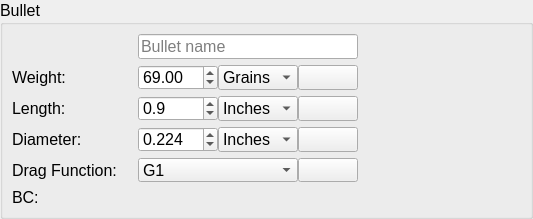
o-murphy/archer_ballistics_constructor, file ui_templates/catalog_bullet.ui: the form before one commit.
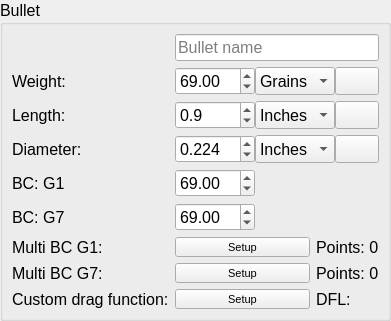
The form after the commit. Icons and pictures are not drawn.

Patch:
```diff
--- a/ui_templates/catalog_bullet.ui
+++ b/ui_templates/catalog_bullet.ui
@@ -6,20 +6,14 @@
    <rect>
     <x>0</x>
     <y>0</y>
-    <width>533</width>
-    <height>219</height>
+    <width>391</width>
+    <height>316</height>
    </rect>
   </property>
-  <property name="minimumSize">
-   <size>
-    <width>533</width>
-    <height>219</height>
-   </size>
-  </property>
   <property name="maximumSize">
    <size>
-    <width>533</width>
-    <height>219</height>
+    <width>16777215</width>
+    <height>316</height>
    </size>
   </property>
   <property name="windowTitle">
@@ -67,158 +61,415 @@
       <string>Bullet</string>
      </property>
      <layout class="QGridLayout" name="gridLayout_4">
-      <item row="3" column="1">
-       <widget class="QWidget" name="horizontalWidget_19" native="true">
+      <item row="4" column="0">
+       <widget class="QLabel" name="label_77">
+        <property name="sizePolicy">
+         <sizepolicy hsizetype="Preferred" vsizetype="Expanding">
+          <horstretch>0</horstretch>
+          <verstretch>0</verstretch>
+         </sizepolicy>
+        </property>
+        <property name="font">
+         <font>
+          <pointsize>12</pointsize>
+         </font>
+        </property>
+        <property name="text">
+         <string>BC: G1</string>
+        </property>
+       </widget>
+      </item>
+      <item row="6" column="0">
+       <widget class="QLabel" name="label_78">
+        <property name="sizePolicy">
+         <sizepolicy hsizetype="Preferred" vsizetype="Expanding">
+          <horstretch>0</horstretch>
+          <verstretch>0</verstretch>
+         </sizepolicy>
+        </property>
+        <property name="font">
+         <font>
+          <pointsize>12</pointsize>
+         </font>
+        </property>
+        <property name="text">
+         <string>BC: G7</string>
+        </property>
+       </widget>
+      </item>
+      <item row="7" column="1">
+       <widget class="QToolButton" name="dragEditor_3">
+        <property name="sizePolicy">
+         <sizepolicy hsizetype="Expanding" vsizetype="Expanding">
+          <horstretch>0</horstretch>
+          <verstretch>0</verstretch>
+         </sizepolicy>
+        </property>
         <property name="minimumSize">
          <size>
-          <width>220</width>
+          <width>0</width>
           <height>0</height>
          </size>
         </property>
+        <property name="font">
+         <font>
+          <pointsize>8</pointsize>
+         </font>
+        </property>
+        <property name="toolTip">
+         <string>&lt;font color=black&gt;Edit drag function&lt;/font&gt;</string>
+        </property>
+        <property name="text">
+         <string>Setup</string>
+        </property>
+        <property name="icon">
+         <iconset resource="../.rsrc/res.qrc">
+          <normaloff>:/icons/res/drawable-hdpi-v4/settingsbtn_menu21a.png</normaloff>
+          <disabledoff>:/icons/res/drawable-hdpi-v4/settingsbtn_menu21b.png</disabledoff>:/icons/res/drawable-hdpi-v4/settingsbtn_menu21a.png</iconset>
+        </property>
+       </widget>
+      </item>
+      <item row="1" column="0">
+       <widget class="QLabel" name="label_74">
+        <property name="sizePolicy">
+         <sizepolicy hsizetype="Preferred" vsizetype="Expanding">
+          <horstretch>0</horstretch>
+          <verstretch>0</verstretch>
+         </sizepolicy>
+        </property>
+        <property name="font">
+         <font>
+          <pointsize>12</pointsize>
+         </font>
+        </property>
+        <property name="text">
+         <string>Weight:</string>
+        </property>
+       </widget>
+      </item>
+      <item row="2" column="0">
+       <widget class="QLabel" name="label_75">
+        <property name="sizePolicy">
+         <sizepolicy hsizetype="Preferred" vsizetype="Expanding">
+          <horstretch>0</horstretch>
+          <verstretch>0</verstretch>
+         </sizepolicy>
+        </property>
+        <property name="font">
+         <font>
+          <pointsize>12</pointsize>
+         </font>
+        </property>
+        <property name="text">
+         <string>Length:</string>
+        </property>
+       </widget>
+      </item>
+      <item row="3" column="0">
+       <widget class="QLabel" name="label_76">
+        <property name="sizePolicy">
+         <sizepolicy hsizetype="Preferred" vsizetype="Expanding">
+          <horstretch>0</horstretch>
+          <verstretch>0</verstretch>
+         </sizepolicy>
+        </property>
+        <property name="font">
+         <font>
+          <pointsize>12</pointsize>
+         </font>
+        </property>
+        <property name="text">
+         <string>Diameter:</string>
+        </property>
+       </widget>
+      </item>
+      <item row="8" column="0">
+       <widget class="QLabel" name="label_82">
+        <property name="sizePolicy">
+         <sizepolicy hsizetype="Preferred" vsizetype="Expanding">
+          <horstretch>0</horstretch>
+          <verstretch>0</verstretch>
+         </sizepolicy>
+        </property>
+        <property name="font">
+         <font>
+          <pointsize>12</pointsize>
+         </font>
+        </property>
+        <property name="text">
+         <string>Multi BC G7:</string>
+        </property>
+       </widget>
+      </item>
+      <item row="10" column="1">
+       <widget class="QToolButton" name="dragEditor">
+        <property name="sizePolicy">
+         <sizepolicy hsizetype="Expanding" vsizetype="Expanding">
+          <horstretch>0</horstretch>
+          <verstretch>0</verstretch>
+         </sizepolicy>
+        </property>
+        <property name="minimumSize">
+         <size>
+          <width>0</width>
+          <height>0</height>
+         </size>
+        </property>
+        <property name="font">
+         <font>
+          <pointsize>8</pointsize>
+         </font>
+        </property>
+        <property name="toolTip">
+         <string>&lt;font color=black&gt;Edit drag function&lt;/font&gt;</string>
+        </property>
+        <property name="text">
+         <string>Setup</string>
+        </property>
+        <property name="icon">
+         <iconset resource="../.rsrc/res.qrc">
+          <normaloff>:/icons/res/drawable-hdpi-v4/settingsbtn_menu21a.png</normaloff>
+          <disabledoff>:/icons/res/drawable-hdpi-v4/settingsbtn_menu21b.png</disabledoff>:/icons/res/drawable-hdpi-v4/settingsbtn_menu21a.png</iconset>
+        </property>
+       </widget>
+      </item>
+      <item row="8" column="1">
+       <widget class="QToolButton" name="dragEditor_2">
+        <property name="sizePolicy">
+         <sizepolicy hsizetype="Expanding" vsizetype="Expanding">
+          <horstretch>0</horstretch>
+          <verstretch>0</verstretch>
+         </sizepolicy>
+        </property>
+        <property name="minimumSize">
+         <size>
+          <width>0</width>
+          <height>0</height>
+         </size>
+        </property>
+        <property name="font">
+         <font>
+          <pointsize>8</pointsize>
+         </font>
+        </property>
+        <property name="toolTip">
+         <string>&lt;font color=black&gt;Edit drag function&lt;/font&gt;</string>
+        </property>
+        <property name="text">
+         <string>Setup</string>
+        </property>
+        <property name="icon">
+         <iconset resource="../.rsrc/res.qrc">
+          <normaloff>:/icons/res/drawable-hdpi-v4/settingsbtn_menu21a.png</normaloff>
+          <disabledoff>:/icons/res/drawable-hdpi-v4/settingsbtn_menu21b.png</disabledoff>:/icons/res/drawable-hdpi-v4/settingsbtn_menu21a.png</iconset>
+        </property>
+       </widget>
+      </item>
+      <item row="4" column="1">
+       <widget class="QDoubleSpinBox" name="weight_2">
+        <property name="sizePolicy">
+         <sizepolicy hsizetype="Fixed" vsizetype="Expanding">
+          <horstretch>0</horstretch>
+          <verstretch>0</verstretch>
+         </sizepolicy>
+        </property>
+        <property name="minimumSize">
+         <size>
+          <width>80</width>
+          <height>0</height>
+         </size>
+        </property>
         <property name="maximumSize">
          <size>
-          <width>200</width>
+          <width>80</width>
           <height>16777215</height>
          </size>
         </property>
-        <layout class="QHBoxLayout" name="horizontalLayout_53">
-         <property name="spacing">
-          <number>0</number>
-         </property>
-         <property name="leftMargin">
-          <number>0</number>
-         </property>
-         <property name="topMargin">
-          <number>0</number>
-         </property>
-         <property name="rightMargin">
-          <number>0</number>
-         </property>
-         <property name="bottomMargin">
-          <number>0</number>
-         </property>
-         <item>
-          <widget class="QDoubleSpinBox" name="diameter">
-           <property name="sizePolicy">
-            <sizepolicy hsizetype="Fixed" vsizetype="Expanding">
-             <horstretch>0</horstretch>
-             <verstretch>0</verstretch>
-            </sizepolicy>
-           </property>
-           <property name="minimumSize">
-            <size>
-             <width>80</width>
-             <height>0</height>
-            </size>
-           </property>
-           <property name="maximumSize">
-            <size>
-             <width>80</width>
-             <height>16777215</height>
-            </size>
-           </property>
-           <property name="font">
-            <font>
-             <pointsize>12</pointsize>
-            </font>
-           </property>
-           <property name="decimals">
-            <number>3</number>
-           </property>
-           <property name="singleStep">
-            <double>0.001000000000000</double>
-           </property>
-           <property name="value">
-            <double>0.224000000000000</double>
-           </property>
-          </widget>
-         </item>
-         <item>
-          <widget class="QComboBox" name="diameterQuantity">
-           <property name="sizePolicy">
-            <sizepolicy hsizetype="Preferred" vsizetype="Expanding">
-             <horstretch>0</horstretch>
-             <verstretch>0</verstretch>
-            </sizepolicy>
-           </property>
-           <property name="minimumSize">
-            <size>
-             <width>80</width>
-             <height>0</height>
-            </size>
-           </property>
-           <property name="font">
-            <font>
-             <pointsize>12</pointsize>
-            </font>
-           </property>
-           <property name="styleSheet">
-            <string notr="true"/>
-           </property>
-           <item>
-            <property name="text">
-             <string>Inches</string>
-            </property>
-           </item>
-           <item>
-            <property name="text">
-             <string>mm</string>
-            </property>
-           </item>
-          </widget>
-         </item>
-         <item>
-          <widget class="QToolButton" name="diameterSwitch">
-           <property name="sizePolicy">
-            <sizepolicy hsizetype="Expanding" vsizetype="Expanding">
-             <horstretch>0</horstretch>
-             <verstretch>0</verstretch>
-            </sizepolicy>
-           </property>
-           <property name="font">
-            <font>
-             <pointsize>8</pointsize>
-             <weight>75</weight>
-             <italic>false</italic>
-             <bold>true</bold>
-             <underline>false</underline>
-            </font>
-           </property>
-           <property name="toolTip">
-            <string>&lt;font color=black&gt;Convert&lt;/font&gt;</string>
-           </property>
-           <property name="text">
-            <string/>
-           </property>
-           <property name="icon">
-            <iconset>
-             <normaloff>../.rsrc/res/drawable/secondarybtn21a.png</normaloff>
-             <disabledoff>../.rsrc/res/drawable/secondarybtn21b.png</disabledoff>../.rsrc/res/drawable/secondarybtn21a.png</iconset>
-           </property>
-           <property name="iconSize">
-            <size>
-             <width>16</width>
-             <height>16</height>
-            </size>
-           </property>
-          </widget>
-         </item>
-        </layout>
+        <property name="font">
+         <font>
+          <pointsize>12</pointsize>
+         </font>
+        </property>
+        <property name="decimals">
+         <number>2</number>
+        </property>
+        <property name="maximum">
+         <double>1000.000000000000000</double>
+        </property>
+        <property name="singleStep">
+         <double>0.010000000000000</double>
+        </property>
+        <property name="value">
+         <double>69.000000000000000</double>
+        </property>
        </widget>
       </item>
-      <item row="1" column="1">
+      <item row="7" column="0">
+       <widget class="QLabel" name="label_80">
+        <property name="sizePolicy">
+         <sizepolicy hsizetype="Preferred" vsizetype="Expanding">
+          <horstretch>0</horstretch>
+          <verstretch>0</verstretch>
+         </sizepolicy>
+        </property>
+        <property name="font">
+         <font>
+          <pointsize>12</pointsize>
+         </font>
+        </property>
+        <property name="text">
+         <string>Multi BC G1:</string>
+        </property>
+       </widget>
+      </item>
+      <item row="10" column="0">
+       <widget class="QLabel" name="label_81">
+        <property name="sizePolicy">
+         <sizepolicy hsizetype="Preferred" vsizetype="Expanding">
+          <horstretch>0</horstretch>
+          <verstretch>0</verstretch>
+         </sizepolicy>
+        </property>
+        <property name="font">
+         <font>
+          <pointsize>12</pointsize>
+         </font>
+        </property>
+        <property name="text">
+         <string>Custom drag function:</string>
+        </property>
+       </widget>
+      </item>
+      <item row="10" column="2">
+       <widget class="QLabel" name="label_84">
+        <property name="sizePolicy">
+         <sizepolicy hsizetype="Preferred" vsizetype="Expanding">
+          <horstretch>0</horstretch>
+          <verstretch>0</verstretch>
+         </sizepolicy>
+        </property>
+        <property name="font">
+         <font>
+          <pointsize>12</pointsize>
+         </font>
+        </property>
+        <property name="text">
+         <string>DFL:</string>
+        </property>
+       </widget>
+      </item>
+      <item row="6" column="1">
+       <widget class="QDoubleSpinBox" name="weight_5">
+        <property name="sizePolicy">
+         <sizepolicy hsizetype="Fixed" vsizetype="Expanding">
+          <horstretch>0</horstretch>
+          <verstretch>0</verstretch>
+         </sizepolicy>
+        </property>
+        <property name="minimumSize">
+         <size>
+          <width>80</width>
+          <height>0</height>
+         </size>
+        </property>
+        <property name="maximumSize">
+         <size>
+          <width>80</width>
+          <height>16777215</height>
+         </size>
+        </property>
+        <property name="font">
+         <font>
+          <pointsize>12</pointsize>
+         </font>
+        </property>
+        <property name="decimals">
+         <number>2</number>
+        </property>
+        <property name="maximum">
+         <double>1000.000000000000000</double>
+        </property>
+        <property name="singleStep">
+         <double>0.010000000000000</double>
+        </property>
+        <property name="value">
+         <double>69.000000000000000</double>
+        </property>
+       </widget>
+      </item>
+      <item row="8" column="2">
+       <widget class="QLabel" name="label_87">
+        <property name="sizePolicy">
+         <sizepolicy hsizetype="Preferred" vsizetype="Expanding">
+          <horstretch>0</horstretch>
+          <verstretch>0</verstretch>
+         </sizepolicy>
+        </property>
+        <property name="font">
+         <font>
+          <pointsize>12</pointsize>
+         </font>
+        </property>
+        <property name="text">
+         <string>Points: 0</string>
+        </property>
+       </widget>
+      </item>
+      <item row="7" column="2">
+       <widget class="QLabel" name="label_86">
+        <property name="sizePolicy">
+         <sizepolicy hsizetype="Preferred" vsizetype="Expanding">
+          <horstretch>0</horstretch>
+          <verstretch>0</verstretch>
+         </sizepolicy>
+        </property>
+        <property name="font">
+         <font>
+          <pointsize>12</pointsize>
+         </font>
+        </property>
+        <property name="text">
+         <string>Points: 0</string>
+        </property>
+       </widget>
+      </item>
+      <item row="0" column="1" colspan="2">
+       <widget class="QLineEdit" name="bulletName">
+        <property name="sizePolicy">
+         <sizepolicy hsizetype="Preferred" vsizetype="Preferred">
+          <horstretch>0</horstretch>
+          <verstretch>0</verstretch>
+         </sizepolicy>
+        </property>
+        <property name="font">
+         <font>
+          <pointsize>12</pointsize>
+         </font>
+        </property>
+        <property name="styleSheet">
+         <string notr="true"/>
+        </property>
+        <property name="text">
+         <string notr="true"/>
+        </property>
+        <property name="maxLength">
+         <number>20</number>
+        </property>
+        <property name="frame">
+         <bool>true</bool>
+        </property>
+        <property name="placeholderText">
+         <string>Bullet name</string>
+        </property>
+       </widget>
+      </item>
+      <item row="1" column="1" colspan="2">
        <widget class="QWidget" name="horizontalWidget_17" native="true">
-        <property name="minimumSize">
-         <size>
-          <width>220</width>
-          <height>0</height>
-         </size>
-        </property>
-        <property name="maximumSize">
-         <size>
-          <width>200</width>
-          <height>16777215</height>
-         </size>
+        <property name="sizePolicy">
+         <sizepolicy hsizetype="Preferred" vsizetype="Preferred">
+          <horstretch>0</horstretch>
+          <verstretch>0</verstretch>
+         </sizepolicy>
         </property>
         <layout class="QHBoxLayout" name="horizontalLayout_51">
          <property name="spacing">
@@ -348,176 +599,8 @@
         </layout>
        </widget>
       </item>
-      <item row="4" column="1">
-       <widget class="QWidget" name="horizontalWidget_20" native="true">
-        <property name="minimumSize">
-         <size>
-          <width>220</width>
-          <height>0</height>
-         </size>
-        </property>
-        <property name="maximumSize">
-         <size>
-          <width>200</width>
-          <height>16777215</height>
-         </size>
-        </property>
-        <layout class="QHBoxLayout" name="horizontalLayout_54">
-         <property name="spacing">
-          <number>0</number>
-         </property>
-         <property name="leftMargin">
-          <number>0</number>
-         </property>
-         <property name="topMargin">
-          <number>0</number>
-         </property>
-         <property name="rightMargin">
-          <number>0</number>
-         </property>
-         <property name="bottomMargin">
-          <number>0</number>
-         </property>
-         <item>
-          <widget class="QComboBox" name="dragType">
-           <property name="sizePolicy">
-            <sizepolicy hsizetype="Fixed" vsizetype="Expanding">
-             <horstretch>0</horstretch>
-             <verstretch>0</verstretch>
-            </sizepolicy>
-           </property>
-           <property name="minimumSize">
-            <size>
-             <width>160</width>
-             <height>0</height>
-            </size>
-           </property>
-           <property name="maximumSize">
-            <size>
-             <width>16777215</width>
-             <height>16777215</height>
-            </size>
-           </property>
-           <property name="font">
-            <font>
-             <pointsize>12</pointsize>
-            </font>
-           </property>
-           <property name="styleSheet">
-            <string notr="true"/>
-           </property>
-           <property name="currentIndex">
-            <number>0</number>
-           </property>
-           <item>
-            <property name="text">
-             <string>G1</string>
-            </property>
-           </item>
-           <item>
-            <property name="text">
-             <string>G7</string>
-            </property>
-           </item>
-           <item>
-            <property name="text">
-             <string>Custom</string>
-            </property>
-           </item>
-           <item>
-            <property name="text">
-             <string>G1 Multi BC</string>
-            </property>
-           </item>
-           <item>
-            <property name="text">
-             <string>G7 Multi BC</string>
-            </property>
-           </item>
-          </widget>
-         </item>
-         <item>
-          <widget class="QToolButton" name="dragEditor">
-           <property name="sizePolicy">
-            <sizepolicy hsizetype="Expanding" vsizetype="Expanding">
-             <horstretch>0</horstretch>
-             <verstretch>0</verstretch>
-            </sizepolicy>
-           </property>
-           <property name="minimumSize">
-            <size>
-             <width>0</width>
-             <height>0</height>
-            </size>
-           </property>
-           <property name="font">
-            <font>
-             <pointsize>8</pointsize>
-            </font>
-           </property>
-           <property name="toolTip">
-            <string>&lt;font color=black&gt;Edit drag function&lt;/font&gt;</string>
-           </property>
-           <property name="text">
-            <string/>
-           </property>
-           <property name="icon">
-            <iconset resource="../.rsrc/res.qrc">
-             <normaloff>:/icons/res/drawable-hdpi-v4/settingsbtn_menu21a.png</normaloff>
-             <disabledoff>:/icons/res/drawable-hdpi-v4/settingsbtn_menu21b.png</disabledoff>:/icons/res/drawable-hdpi-v4/settingsbtn_menu21a.png</iconset>
-           </property>
-          </widget>
-         </item>
-        </layout>
-       </widget>
-      </item>
-      <item row="5" column="1">
-       <widget class="QWidget" name="bcWidget" native="true">
-        <property name="minimumSize">
-         <size>
-          <width>220</width>
-          <height>0</height>
-         </size>
-        </property>
-        <property name="maximumSize">
-         <size>
-          <width>200</width>
-          <height>16777215</height>
-         </size>
-        </property>
-        <layout class="QHBoxLayout" name="horizontalLayout">
-         <property name="spacing">
-          <number>6</number>
-         </property>
-         <property name="leftMargin">
-          <number>0</number>
-         </property>
-         <property name="topMargin">
-          <number>0</number>
-         </property>
-         <property name="rightMargin">
-          <number>0</number>
-         </property>
-         <property name="bottomMargin">
-          <number>0</number>
-         </property>
-        </layout>
-       </widget>
-      </item>
-      <item row="2" column="1">
+      <item row="2" column="1" colspan="2">
        <widget class="QWidget" name="horizontalWidget_18" native="true">
-        <property name="minimumSize">
-         <size>
-          <width>220</width>
-          <height>0</height>
-         </size>
-        </property>
-        <property name="maximumSize">
-         <size>
-          <width>200</width>
-          <height>16777215</height>
-         </size>
-        </property>
         <layout class="QHBoxLayout" name="horizontalLayout_52">
          <property name="spacing">
           <number>0</number>
@@ -643,179 +726,131 @@
         </layout>
        </widget>
       </item>
-      <item row="4" column="0">
-       <widget class="QLabel" name="label_77">
-        <property name="sizePolicy">
-         <sizepolicy hsizetype="Preferred" vsizetype="Expanding">
-          <horstretch>0</horstretch>
-          <verstretch>0</verstretch>
-         </sizepolicy>
-        </property>
-        <property name="minimumSize">
-         <size>
-          <width>120</width>
-          <height>0</height>
-         </size>
-        </property>
-        <property name="font">
-         <font>
-          <pointsize>12</pointsize>
-         </font>
-        </property>
-        <property name="text">
-         <string>Drag Function:</string>
-        </property>
-       </widget>
-      </item>
-      <item row="1" column="0">
-       <widget class="QLabel" name="label_74">
-        <property name="sizePolicy">
-         <sizepolicy hsizetype="Preferred" vsizetype="Expanding">
-          <horstretch>0</horstretch>
-          <verstretch>0</verstretch>
-         </sizepolicy>
-        </property>
-        <property name="minimumSize">
-         <size>
-          <width>120</width>
-          <height>0</height>
-         </size>
-        </property>
-        <property name="font">
-         <font>
-          <pointsize>12</pointsize>
-         </font>
-        </property>
-        <property name="text">
-         <string>Weight:</string>
-        </property>
-       </widget>
-      </item>
-      <item row="2" column="0">
-       <widget class="QLabel" name="label_75">
-        <property name="sizePolicy">
-         <sizepolicy hsizetype="Preferred" vsizetype="Expanding">
-          <horstretch>0</horstretch>
-          <verstretch>0</verstretch>
-         </sizepolicy>
-        </property>
-        <property name="minimumSize">
-         <size>
-          <width>120</width>
-          <height>0</height>
-         </size>
-        </property>
-        <property name="font">
-         <font>
-          <pointsize>12</pointsize>
-         </font>
-        </property>
-        <property name="text">
-         <string>Length:</string>
-        </property>
-       </widget>
-      </item>
-      <item row="0" column="1">
-       <widget class="QLineEdit" name="bulletName">
-        <property name="sizePolicy">
-         <sizepolicy hsizetype="Expanding" vsizetype="Expanding">
-          <horstretch>0</horstretch>
-          <verstretch>0</verstretch>
-         </sizepolicy>
-        </property>
-        <property name="minimumSize">
-         <size>
-          <width>220</width>
-          <height>0</height>
-         </size>
-        </property>
-        <property name="maximumSize">
-         <size>
-          <width>170</width>
-          <height>16777215</height>
-         </size>
-        </property>
-        <property name="font">
-         <font>
-          <pointsize>12</pointsize>
-         </font>
-        </property>
-        <property name="styleSheet">
-         <string notr="true"/>
-        </property>
-        <property name="text">
-         <string notr="true"/>
-        </property>
-        <property name="maxLength">
-         <number>20</number>
-        </property>
-        <property name="frame">
-         <bool>true</bool>
-        </property>
-        <property name="placeholderText">
-         <string>Bullet name</string>
-        </property>
-       </widget>
-      </item>
-      <item row="3" column="0">
-       <widget class="QLabel" name="label_76">
-        <property name="sizePolicy">
-         <sizepolicy hsizetype="Preferred" vsizetype="Expanding">
-          <horstretch>0</horstretch>
-          <verstretch>0</verstretch>
-         </sizepolicy>
-        </property>
-        <property name="minimumSize">
-         <size>
-          <width>120</width>
-          <height>0</height>
-         </size>
-        </property>
-        <property name="font">
-         <font>
-          <pointsize>12</pointsize>
-         </font>
-        </property>
-        <property name="text">
-         <string>Diameter:</string>
-        </property>
-       </widget>
-      </item>
-      <item row="0" column="3" rowspan="6">
-       <spacer name="horizontalSpacer">
-        <property name="orientation">
-         <enum>Qt::Horizontal</enum>
-        </property>
-        <property name="sizeHint" stdset="0">
-         <size>
-          <width>40</width>
-          <height>20</height>
-         </size>
-        </property>
-       </spacer>
-      </item>
-      <item row="5" column="0">
-       <widget class="QLabel" name="label_78">
-        <property name="sizePolicy">
-         <sizepolicy hsizetype="Preferred" vsizetype="Expanding">
-          <horstretch>0</horstretch>
-          <verstretch>0</verstretch>
-         </sizepolicy>
-        </property>
-        <property name="minimumSize">
-         <size>
-          <width>120</width>
-          <height>0</height>
-         </size>
-        </property>
-        <property name="font">
-         <font>
-          <pointsize>12</pointsize>
-         </font>
-        </property>
-        <property name="text">
-         <string>BC:</string>
-        </property>
+      <item row="3" column="1" colspan="2">
+       <widget class="QWidget" name="horizontalWidget_19" native="true">
+        <layout class="QHBoxLayout" name="horizontalLayout_53">
+         <property name="spacing">
+          <number>0</number>
+         </property>
+         <property name="leftMargin">
+          <number>0</number>
+         </property>
+         <property name="topMargin">
+          <number>0</number>
+         </property>
+         <property name="rightMargin">
+          <number>0</number>
+         </property>
+         <property name="bottomMargin">
+          <number>0</number>
+         </property>
+         <item>
+          <widget class="QDoubleSpinBox" name="diameter">
+           <property name="sizePolicy">
+            <sizepolicy hsizetype="Fixed" vsizetype="Expanding">
+             <horstretch>0</horstretch>
+             <verstretch>0</verstretch>
+            </sizepolicy>
+           </property>
+           <property name="minimumSize">
+            <size>
+             <width>80</width>
+             <height>0</height>
+            </size>
+           </property>
+           <property name="maximumSize">
+            <size>
+             <width>80</width>
+             <height>16777215</height>
+            </size>
+           </property>
+           <property name="font">
+            <font>
+             <pointsize>12</pointsize>
+            </font>
+           </property>
+           <property name="decimals">
+            <number>3</number>
+           </property>
+           <property name="singleStep">
+            <double>0.001000000000000</double>
+           </property>
+           <property name="value">
+            <double>0.224000000000000</double>
+           </property>
+          </widget>
+         </item>
+         <item>
+          <widget class="QComboBox" name="diameterQuantity">
+           <property name="sizePolicy">
+            <sizepolicy hsizetype="Preferred" vsizetype="Expanding">
+             <horstretch>0</horstretch>
+             <verstretch>0</verstretch>
+            </sizepolicy>
+           </property>
+           <property name="minimumSize">
+            <size>
+             <width>80</width>
+             <height>0</height>
+            </size>
+           </property>
+           <property name="font">
+            <font>
+             <pointsize>12</pointsize>
+            </font>
+           </property>
+           <property name="styleSheet">
+            <string notr="true"/>
+           </property>
+           <item>
+            <property name="text">
+             <string>Inches</string>
+            </property>
+           </item>
+           <item>
+            <property name="text">
+             <string>mm</string>
+            </property>
+           </item>
+          </widget>
+         </item>
+         <item>
+          <widget class="QToolButton" name="diameterSwitch">
+           <property name="sizePolicy">
+            <sizepolicy hsizetype="Expanding" vsizetype="Expanding">
+             <horstretch>0</horstretch>
+             <verstretch>0</verstretch>
+            </sizepolicy>
+           </property>
+           <property name="font">
+            <font>
+             <pointsize>8</pointsize>
+             <weight>75</weight>
+             <italic>false</italic>
+             <bold>true</bold>
+             <underline>false</underline>
+            </font>
+           </property>
+           <property name="toolTip">
+            <string>&lt;font color=black&gt;Convert&lt;/font&gt;</string>
+           </property>
+           <property name="text">
+            <string/>
+           </property>
+           <property name="icon">
+            <iconset>
+             <normaloff>../.rsrc/res/drawable/secondarybtn21a.png</normaloff>
+             <disabledoff>../.rsrc/res/drawable/secondarybtn21b.png</disabledoff>../.rsrc/res/drawable/secondarybtn21a.png</iconset>
+           </property>
+           <property name="iconSize">
+            <size>
+             <width>16</width>
+             <height>16</height>
+            </size>
+           </property>
+          </widget>
+         </item>
+        </layout>
        </widget>
       </item>
      </layout>
```
